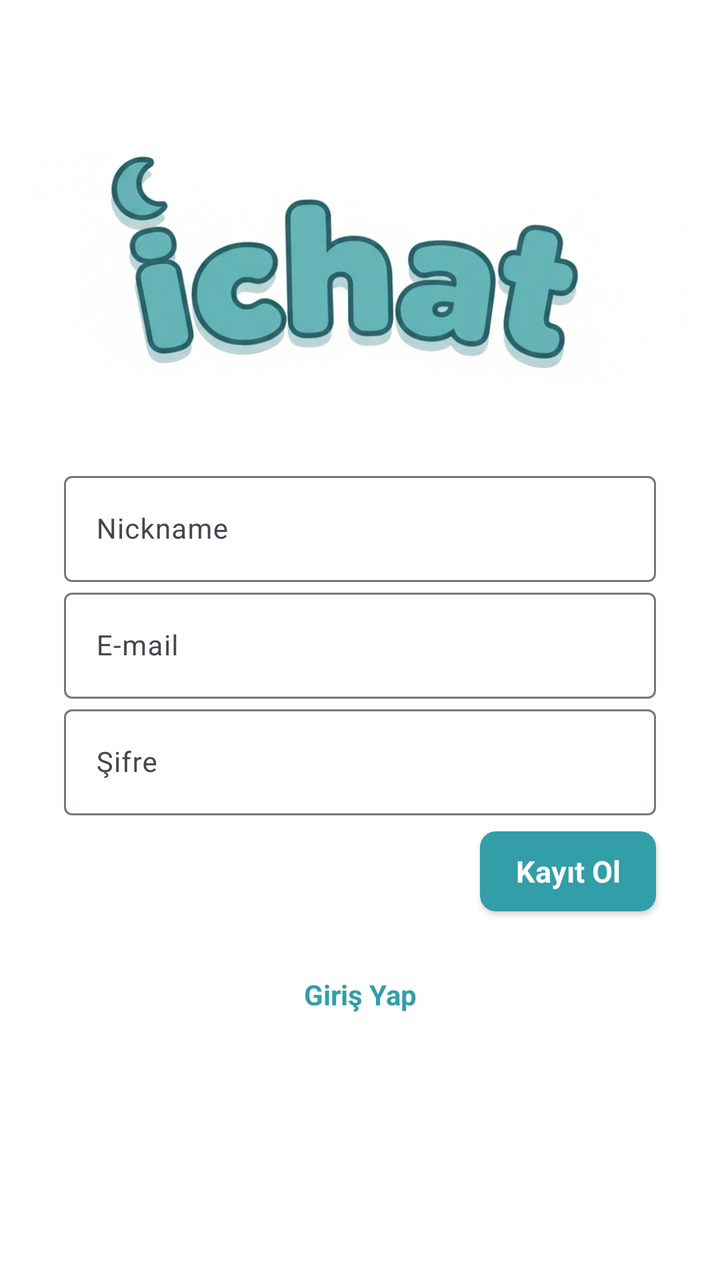
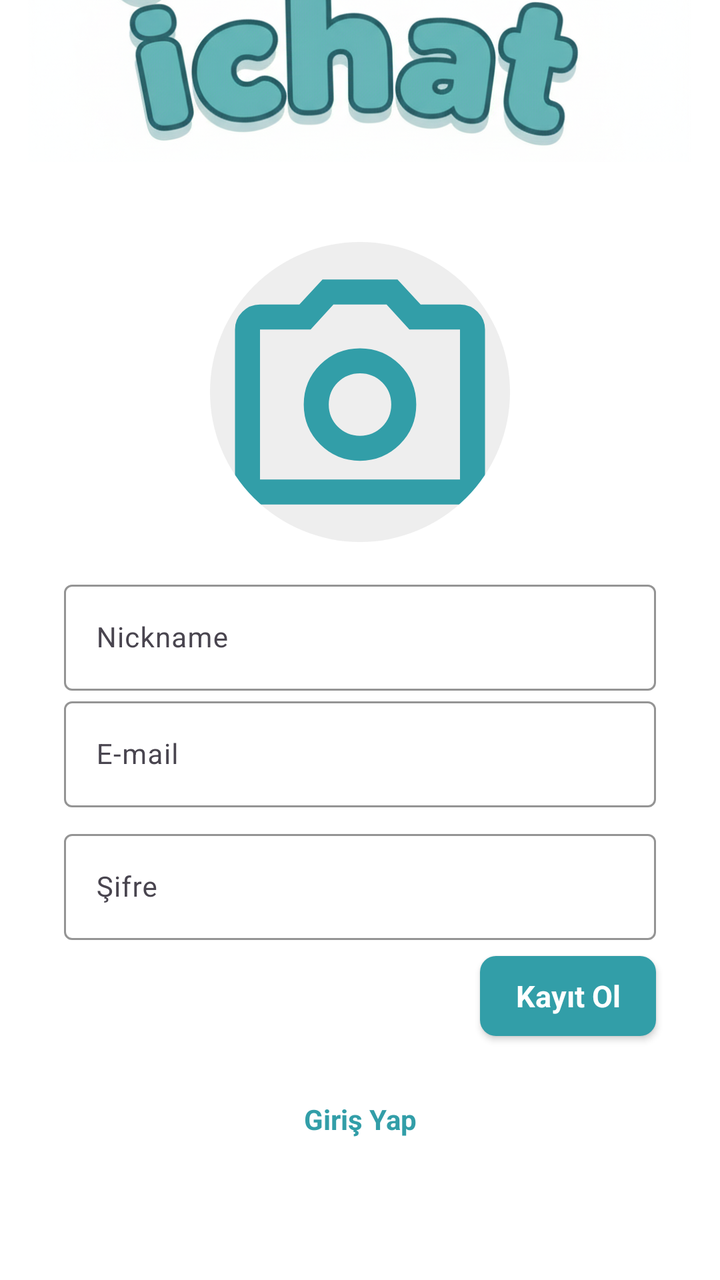

An Android layout rendered at two revisions. The XML below is the earlier revision; the diff shows what the commit changed to produce the second picture.
<!-- AndroidManifest.xml: application theme Theme.ChatApp -->
<!-- res/layout/fragment_sign_up_page.xml -->
<?xml version="1.0" encoding="utf-8"?>
<androidx.constraintlayout.widget.ConstraintLayout xmlns:android="http://schemas.android.com/apk/res/android"
    xmlns:app="http://schemas.android.com/apk/res-auto"
    xmlns:tools="http://schemas.android.com/tools"
    android:layout_width="match_parent"
    android:layout_height="match_parent"
    tools:context=".fragments.SignUpPage"
    android:background="@color/white">

    <com.google.android.material.textfield.TextInputLayout
        android:id="@+id/nicknameTextFieldBox"
        style="@style/ThemeOverlay.Material3.AutoCompleteTextView.OutlinedBox"
        android:layout_width="match_parent"
        android:layout_height="wrap_content"
        android:layout_marginStart="32dp"
        android:layout_marginEnd="32dp"
        app:layout_constraintEnd_toEndOf="parent"
        app:layout_constraintStart_toStartOf="parent"
        app:layout_constraintBottom_toTopOf="@id/eMailTextFieldBox">

    <EditText
        android:id="@+id/nicknameTextField"
        style="@style/primaryTextStyle"
        android:layout_width="match_parent"
        android:layout_height="wrap_content"
        android:hint="Nickname" />

    </com.google.android.material.textfield.TextInputLayout>

    <com.google.android.material.textfield.TextInputLayout
        android:id="@+id/eMailTextFieldBox"
        style="@style/ThemeOverlay.Material3.AutoCompleteTextView.OutlinedBox"
        android:layout_width="match_parent"
        android:layout_height="wrap_content"
        android:layout_marginStart="32dp"
        android:layout_marginEnd="32dp"
        app:layout_constraintBottom_toBottomOf="parent"
        app:layout_constraintEnd_toEndOf="parent"
        app:layout_constraintStart_toStartOf="parent"
        app:layout_constraintTop_toTopOf="parent">

        <EditText
            android:id="@+id/eMailTextField"
            style="@style/primaryTextStyle"
            android:layout_width="match_parent"
            android:layout_height="wrap_content"
            android:hint="@string/eMail" />


    </com.google.android.material.textfield.TextInputLayout>


    <com.google.android.material.textfield.TextInputLayout
        android:id="@+id/passwordTextFieldBox"
        style="@style/ThemeOverlay.Material3.AutoCompleteTextView.OutlinedBox"
        android:layout_width="match_parent"
        android:layout_height="wrap_content"
        android:layout_marginStart="32dp"
        android:layout_marginEnd="32dp"
        app:layout_constraintEnd_toEndOf="parent"
        app:layout_constraintStart_toStartOf="parent"
        app:layout_constraintTop_toBottomOf="@id/eMailTextFieldBox">

        <EditText
            android:id="@+id/passwordTextField"
            style="@style/primaryTextStyle"
            android:layout_width="match_parent"
            android:layout_height="wrap_content"
            android:hint="@string/password" />

    </com.google.android.material.textfield.TextInputLayout>


    <androidx.appcompat.widget.AppCompatButton
        android:id="@+id/createAccountSignUp"
        style="@style/primaryTextStyleOnBackground"
        android:layout_width="wrap_content"
        android:layout_height="40dp"
        android:layout_marginTop="8dp"
        android:background="@drawable/button_style"
        android:text="@string/signUp"
        android:textAllCaps="false"
        android:textSize="15sp"
        android:textStyle="bold"
        app:layout_constraintEnd_toEndOf="@+id/eMailTextFieldBox"
        app:layout_constraintTop_toBottomOf="@+id/passwordTextFieldBox" />


    <ImageView
        android:id="@+id/logo"
        android:layout_width="0dp"
        android:layout_height="200dp"
        android:layout_marginEnd="14dp"
        android:scaleType="fitCenter"
        android:src="@drawable/logo"
        app:layout_constraintBottom_toTopOf="@+id/nicknameTextFieldBox"
        app:layout_constraintEnd_toEndOf="parent"
        app:layout_constraintHorizontal_bias="0.0"
        app:layout_constraintStart_toStartOf="parent" />


    <TextView
        android:id="@+id/girisYap"
        style="@style/primaryTextStyle"
        android:layout_width="wrap_content"
        android:layout_height="wrap_content"
        android:layout_marginTop="32dp"
        android:text="@string/login"
        android:textColor="@color/primary"
        android:textStyle="bold"
        app:layout_constraintEnd_toEndOf="@+id/passwordTextFieldBox"
        app:layout_constraintStart_toStartOf="@+id/passwordTextFieldBox"
        app:layout_constraintTop_toBottomOf="@+id/createAccountSignUp" />


</androidx.constraintlayout.widget.ConstraintLayout>
<!-- resources referenced by this layout -->
<resources>
  <color name="primary">#329ea8</color>
  <color name="white">#FFFFFFFF</color>
  <!-- drawable button_style (drawable) -->
  <?xml version="1.0" encoding="utf-8"?>
  <selector xmlns:android="http://schemas.android.com/apk/res/android">
  
      <item>
          <shape>
              <solid android:color="@color/primary"/>
              <corners android:radius="8dp"/>
          </shape>
      </item>
  
  </selector>
  <!-- drawable logo: png bitmap (drawable, 413113 bytes) -->
  <string name="eMail">E-mail</string>
  <string name="login">Giriş Yap</string>
  <string name="password">Şifre</string>
  <string name="signUp">Kayıt Ol</string>
  <style name="primaryTextStyle">
          <item name="android:textSize">14sp</item>
          <item name="android:textColor">@color/textColor</item>
          <item name="fontFamily">@font/hostgrotesk</item>
      </style>
  <style name="primaryTextStyleOnBackground">
          <item name="android:textSize">14sp</item>
          <item name="android:textColor">@color/white</item>
          <item name="fontFamily">@font/hostgrotesk</item>
      </style>
  <style name="Theme.ChatApp" parent="Base.Theme.ChatApp" />
  <color name="textColor">#000000</color>
  <style name="Base.Theme.ChatApp" parent="Theme.Material3.DayNight.NoActionBar">
          
          
      </style>
</resources>

<!-- the commit's change to res/layout/fragment_sign_up_page.xml (unified diff, before → after) -->
@@ -14,16 +14,19 @@
         android:layout_height="wrap_content"
         android:layout_marginStart="32dp"
         android:layout_marginEnd="32dp"
+        android:layout_marginBottom="8dp"
+        app:boxStrokeColor="@color/primary"
+        app:layout_constraintBottom_toBottomOf="parent"
         app:layout_constraintEnd_toEndOf="parent"
         app:layout_constraintStart_toStartOf="parent"
-        app:layout_constraintBottom_toTopOf="@id/eMailTextFieldBox">
+        app:layout_constraintTop_toTopOf="parent">
 
-    <EditText
-        android:id="@+id/nicknameTextField"
-        style="@style/primaryTextStyle"
-        android:layout_width="match_parent"
-        android:layout_height="wrap_content"
-        android:hint="Nickname" />
+        <EditText
+            android:id="@+id/nicknameTextField"
+            style="@style/primaryTextStyle"
+            android:layout_width="match_parent"
+            android:layout_height="wrap_content"
+            android:hint="Nickname" />
 
     </com.google.android.material.textfield.TextInputLayout>
 
@@ -34,10 +37,10 @@
         android:layout_height="wrap_content"
         android:layout_marginStart="32dp"
         android:layout_marginEnd="32dp"
-        app:layout_constraintBottom_toBottomOf="parent"
+        app:boxStrokeColor="@color/primary"
         app:layout_constraintEnd_toEndOf="parent"
         app:layout_constraintStart_toStartOf="parent"
-        app:layout_constraintTop_toTopOf="parent">
+        app:layout_constraintTop_toBottomOf="@+id/nicknameTextFieldBox">
 
         <EditText
             android:id="@+id/eMailTextField"
@@ -56,7 +59,9 @@
         android:layout_width="match_parent"
         android:layout_height="wrap_content"
         android:layout_marginStart="32dp"
+        android:layout_marginTop="8dp"
         android:layout_marginEnd="32dp"
+        app:boxStrokeColor="@color/primary"
         app:layout_constraintEnd_toEndOf="parent"
         app:layout_constraintStart_toStartOf="parent"
         app:layout_constraintTop_toBottomOf="@id/eMailTextFieldBox">
@@ -93,10 +98,11 @@
         android:layout_marginEnd="14dp"
         android:scaleType="fitCenter"
         android:src="@drawable/logo"
-        app:layout_constraintBottom_toTopOf="@+id/nicknameTextFieldBox"
+        app:layout_constraintBottom_toTopOf="@id/profilePicture"
         app:layout_constraintEnd_toEndOf="parent"
         app:layout_constraintHorizontal_bias="0.0"
-        app:layout_constraintStart_toStartOf="parent" />
+        app:layout_constraintStart_toStartOf="parent"
+        tools:layout_editor_absoluteY="149dp" />
 
 
     <TextView
@@ -112,5 +118,18 @@
         app:layout_constraintStart_toStartOf="@+id/passwordTextFieldBox"
         app:layout_constraintTop_toBottomOf="@+id/createAccountSignUp" />
 
+    <com.google.android.material.imageview.ShapeableImageView
+        android:id="@+id/profilePicture"
+        app:shapeAppearanceOverlay="@style/CircularImageViewStyle"
+        android:layout_width="150dp"
+        android:layout_height="150dp"
+        android:layout_marginBottom="16dp"
+        android:scaleType="fitCenter"
+        android:background="#11000000"
+        android:src="@drawable/outline_photo_camera_24"
+        app:layout_constraintBottom_toTopOf="@+id/nicknameTextFieldBox"
+        app:layout_constraintEnd_toEndOf="parent"
+        app:layout_constraintStart_toStartOf="parent" />
+
 
 </androidx.constraintlayout.widget.ConstraintLayout>
<!-- resource entries referenced after the edit -->
@@ -15,10 +15,23 @@
   
   </selector>
   <!-- drawable logo: png bitmap (drawable, 413113 bytes) -->
+  <!-- drawable outline_photo_camera_24 (drawable) -->
+  <vector xmlns:android="http://schemas.android.com/apk/res/android"
+      android:height="24dp" android:tint="@color/primary"
+      android:viewportHeight="960" android:viewportWidth="960" android:width="24dp">
+        
+      <path android:fillColor="@color/primary"
+          android:pathData="M480,700Q555,700 607.5,647.5Q660,595 660,520Q660,445 607.5,392.5Q555,340 480,340Q405,340 352.5,392.5Q300,445 300,520Q300,595 352.5,647.5Q405,700 480,700ZM480,620Q438,620 409,591Q380,562 380,520Q380,478 409,449Q438,420 480,420Q522,420 551,449Q580,478 580,520Q580,562 551,591Q522,620 480,620ZM160,840Q127,840 103.5,816.5Q80,793 80,760L80,280Q80,247 103.5,223.5Q127,200 160,200L286,200L360,120L600,120L674,200L800,200Q833,200 856.5,223.5Q880,247 880,280L880,760Q880,793 856.5,816.5Q833,840 800,840L160,840ZM160,760L800,760Q800,760 800,760Q800,760 800,760L800,280Q800,280 800,280Q800,280 800,280L638,280L565,200L395,200L322,280L160,280Q160,280 160,280Q160,280 160,280L160,760Q160,760 160,760Q160,760 160,760ZM480,520Q480,520 480,520Q480,520 480,520L480,520Q480,520 480,520Q480,520 480,520L480,520L480,520L480,520L480,520L480,520Q480,520 480,520Q480,520 480,520L480,520Q480,520 480,520Q480,520 480,520Z"/>
+      
+  </vector>
   <string name="eMail">E-mail</string>
   <string name="login">Giriş Yap</string>
   <string name="password">Şifre</string>
   <string name="signUp">Kayıt Ol</string>
+  <style name="CircularImageViewStyle" parent="">
+          <item name="cornerFamily">rounded</item>
+          <item name="cornerSize">50%</item>
+      </style>
   <style name="primaryTextStyle">
           <item name="android:textSize">14sp</item>
           <item name="android:textColor">@color/textColor</item>
